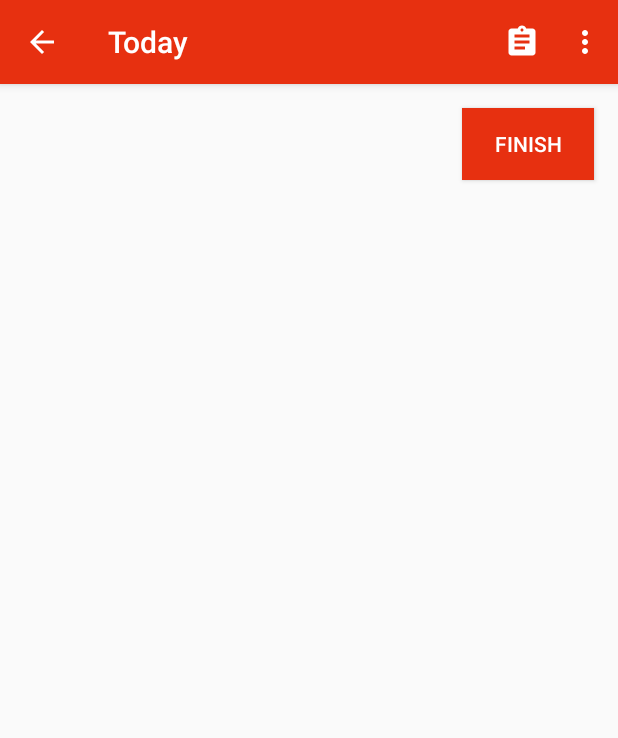
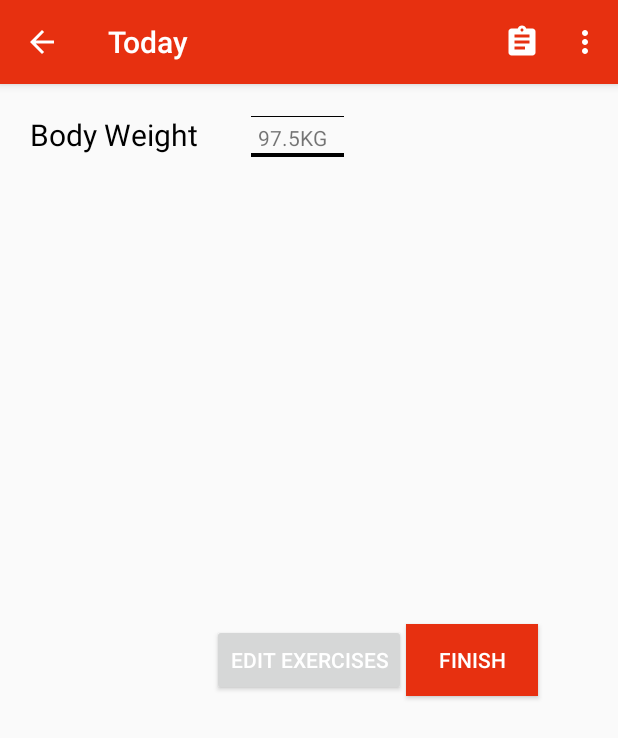
Before and after one commit to stanSagajnov1990/StrongliftsRebuild, an Android app: the CreateWorkoutActivity screen opened directly, with no data from a screen before it, on a phone screen of 412 x 824 dp. Shown: the top 738 px of the screen. Run offline under Robolectric (Android 15) with nearby library versions, the phone set to English and light mode, and no system bars.

Commit message:
Create Workout Actvity created

```diff
--- a/app/src/main/java/com/stanislav/fragments/Fragment4.java
+++ b/app/src/main/java/com/stanislav/fragments/Fragment4.java
@@ -7,6 +7,7 @@ import android.support.v4.app.Fragment;
 import android.view.LayoutInflater;
 import android.view.View;
 import android.view.ViewGroup;
+import android.widget.CalendarView;
 
 import com.stanislav.tabswithfragment.R;
 
--- /dev/null
+++ b/app/src/main/res/drawable/edt_bg_normal.xml
@@ -0,0 +1,22 @@
+<?xml version="1.0" encoding="utf-8"?>
+<layer-list xmlns:android="http://schemas.android.com/apk/res/android" >
+    <item
+        android:bottom="1dp"
+        android:left="-4dp"
+        android:right="-4dp"
+        android:top="-3dp">
+        <shape android:shape="rectangle" >
+            <stroke
+                android:width="3dp"
+                android:color="#FF000000" />
+
+            <solid android:color="#00FFFFFF" />
+
+            <padding
+                android:bottom="5dp"
+                android:left="5dp"
+                android:right="5dp"
+                android:top="5dp" />
+        </shape>
+    </item>
+</layer-list>
--- /dev/null
+++ b/app/src/main/res/drawable/edt_bg_selected.xml
@@ -0,0 +1,22 @@
+<?xml version="1.0" encoding="utf-8"?>
+<layer-list xmlns:android="http://schemas.android.com/apk/res/android" >
+    <item
+        android:bottom="1dp"
+        android:left="-4dp"
+        android:right="-4dp"
+        android:top="-3dp">
+        <shape android:shape="rectangle" >
+            <stroke
+                android:width="3dp"
+                android:color="#898686" />
+
+            <solid android:color="#FFF" />
+
+            <padding
+                android:bottom="5dp"
+                android:left="5dp"
+                android:right="5dp"
+                android:top="5dp" />
+        </shape>
+    </item>
+</layer-list>
--- /dev/null
+++ b/app/src/main/res/drawable/edt_bg_selector.xml
@@ -0,0 +1,5 @@
+<?xml version="1.0" encoding="utf-8"?>
+<selector xmlns:android="http://schemas.android.com/apk/res/android">
+    <item android:drawable="@drawable/edt_bg_selected" android:state_focused="true"/>
+    <item android:drawable="@drawable/edt_bg_normal" android:state_focused="false"/>
+</selector>
--- a/app/src/main/res/layout/activity_create_workout.xml
+++ b/app/src/main/res/layout/activity_create_workout.xml
@@ -23,6 +23,48 @@
         android:layout_width="match_parent"
         android:layout_height="match_parent">
 
+        <LinearLayout
+            android:layout_width="match_parent"
+            android:layout_height="wrap_content"
+            android:id="@+id/linearLayout"
+            android:padding="20dp"
+            android:orientation="horizontal"
+            >
+
+
+            <TextView
+                android:id="@+id/textView27"
+                android:layout_width="wrap_content"
+                android:layout_height="wrap_content"
+                android:text="@string/tv_body_weight"
+                android:textSize="20dp"
+                android:textColor="@color/black"
+                />
+
+            <TextView
+                android:layout_width="wrap_content"
+                android:layout_height="wrap_content"
+                android:id="@+id/editText"
+                android:layout_marginLeft="35dp"
+                android:layout_marginStart="35dp"
+                android:text="97.5KG  "
+                android:focusable="false"
+                android:clickable="true"
+                android:maxLength="20"
+                android:background="@drawable/edt_bg_selector"
+                />
+
+        </LinearLayout>
+
+        <Button
+            android:id="@+id/button_edit"
+            android:layout_width="wrap_content"
+            android:layout_height="wrap_content"
+            android:text="@string/b_edit_exercises"
+            android:textColor="#FFF"
+            android:layout_alignTop="@+id/button_save"
+            android:layout_centerHorizontal="true"/>
+
         <Button
             android:id="@+id/button_save"
             android:layout_width="wrap_content"
@@ -30,11 +72,11 @@
             android:background="@color/colorPrimary"
             android:text="@string/b_finish"
             android:textColor="#FFF"
-            android:layout_alignParentTop="true"
-            android:layout_alignParentRight="true"
-            android:layout_alignParentEnd="true"
-            android:layout_marginRight="16dp"
-            android:layout_marginEnd="16dp"
-            android:layout_marginTop="16dp"/>
+            android:layout_centerVertical="true"
+            android:layout_toRightOf="@+id/button_edit"
+            android:layout_toEndOf="@+id/button_edit"/>
+
+
+
     </RelativeLayout>
 </LinearLayout>
--- a/app/src/main/res/layout/fragment4_layout.xml
+++ b/app/src/main/res/layout/fragment4_layout.xml
@@ -12,4 +12,5 @@
         android:textSize="20sp"
         android:textStyle="bold"/>
 
+
 </LinearLayout>
--- a/app/src/main/res/values/strings.xml
+++ b/app/src/main/res/values/strings.xml
@@ -12,9 +12,11 @@
     <string name="et_stronglifts_title">StrongLifts 5x5 Guide</string>
     <string name="et_stronglifts_text">For more info on how to get stronger, build muscle or lose weight, check out our guide.</string>
     <string name="et_copyright">Copyright © 2007-2016 StrongLifts\nAll Rights Reserved - v2.1.17</string>
-    <string name="b_finish">FINISH</string>
     <string name="action_deleteWorkout">Delete Workout</string>
     <string name="action_share">Share</string>
+    <string name="b_finish">FINISH</string>
+    <string name="b_edit_exercises">EDIT EXERCISES</string>
+    <string name="tv_body_weight">Body Weight</string>
 
 
 </resources>
```
Also changed, not shown: app/src/main/java/com/stanislav/tabswithfragment/CreateWorkoutActivity.java (+38 -0 lines), app/src/main/res/drawable/edittext.xml (added, +73 -0 lines).
